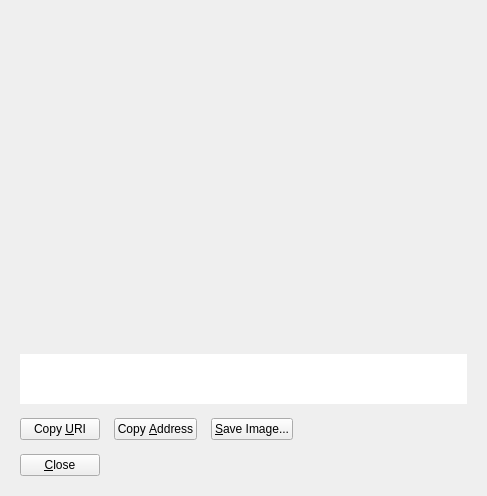
Above: src/qt/forms/receiverequestdialog.ui from firoorg/firo before the change. Below: the same form after it.
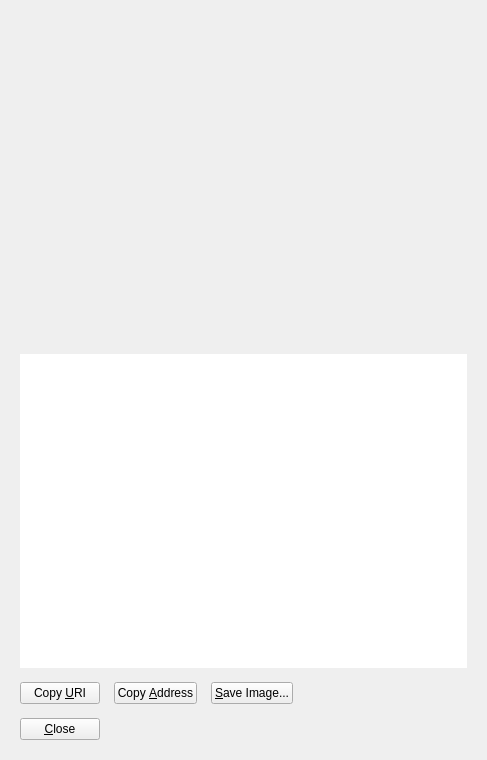
That is the form after the change. Custom widgets are drawn as their Qt base class.

Patch:
```diff
--- a/src/qt/forms/receiverequestdialog.ui
+++ b/src/qt/forms/receiverequestdialog.ui
@@ -7,7 +7,7 @@
     <x>0</x>
     <y>0</y>
     <width>487</width>
-    <height>426</height>
+    <height>760</height>
    </rect>
   </property>
   <layout class="QVBoxLayout" name="verticalLayout_3">
@@ -65,7 +65,7 @@
      <property name="minimumSize">
       <size>
        <width>0</width>
-       <height>50</height>
+       <height>240</height>
       </size>
      </property>
      <property name="frameShape">
```
